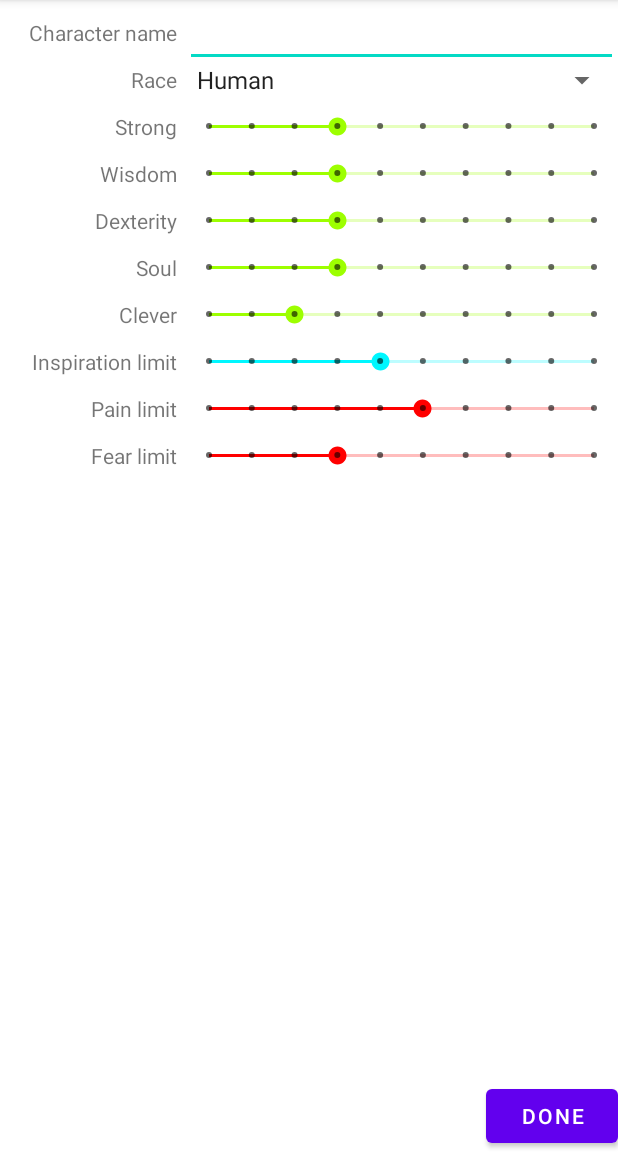
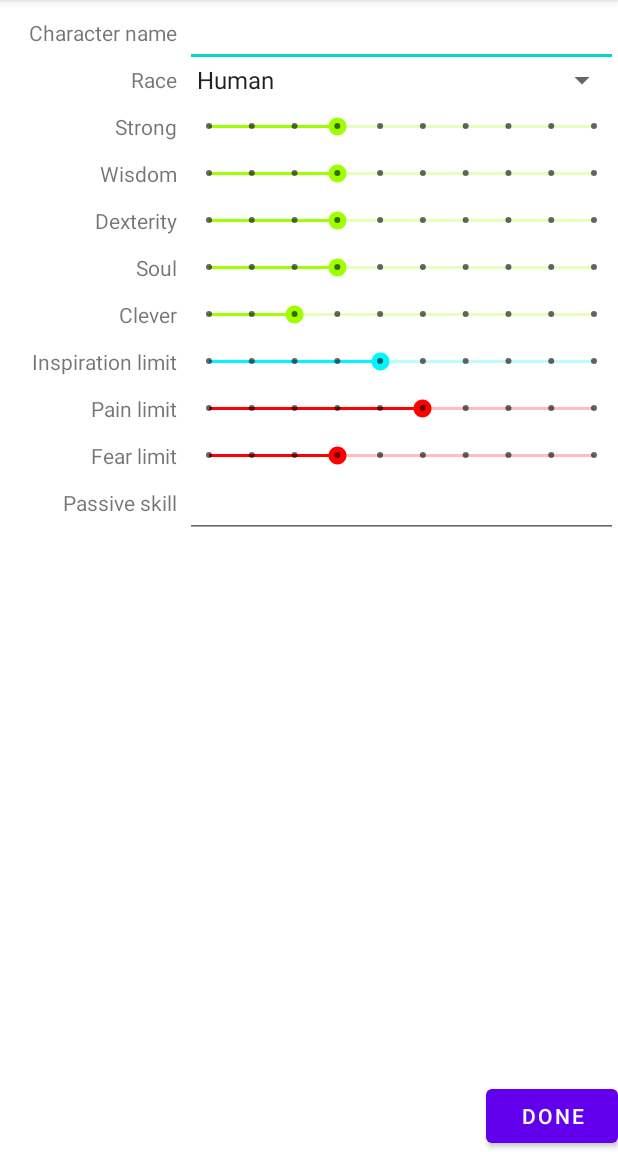
Before and after one commit to Jarkendar/CharacterGenerator, an Android app: the screen it shows after launch (MainActivity), on a phone screen of 412 x 824 dp, the part 84-1236 px from its top. Run offline under Robolectric (Android 15) with nearby library versions, the phone set to English and light mode, and no system bars; our stand-ins replace data binding.

Commit message:
Add passive skill edit

```diff
--- a/app/src/main/res/layout/activity_main.xml
+++ b/app/src/main/res/layout/activity_main.xml
@@ -45,6 +45,8 @@
             app:layout_constraintStart_toStartOf="@id/guideline_vertical"
             app:layout_constraintEnd_toEndOf="parent"
             android:inputType="text"
+            android:maxLines="1"
+            android:autofillHints="username"
             />
 
         <TextView
@@ -277,6 +279,28 @@
             app:layout_constraintStart_toStartOf="@id/guideline_vertical"
             app:layout_constraintTop_toTopOf="@id/label_fear" />
 
+        <TextView
+            android:id="@+id/label_passive_skill"
+            android:layout_width="wrap_content"
+            android:layout_height="wrap_content"
+            app:layout_constraintTop_toBottomOf="@id/label_fear"
+            app:layout_constraintEnd_toEndOf="@id/guideline_vertical"
+            android:layout_marginTop="12dp"
+            android:layout_marginEnd="5dp"
+            android:labelFor="@id/edit_passive_skill"
+            android:text="Passive skill"/>
+
+        <EditText
+            android:id="@+id/edit_passive_skill"
+            android:layout_width="0dp"
+            android:layout_height="wrap_content"
+            app:layout_constraintTop_toBottomOf="@id/label_fear"
+            app:layout_constraintStart_toStartOf="@id/guideline_vertical"
+            app:layout_constraintEnd_toEndOf="parent"
+            android:inputType="text"
+            android:autofillHints="no"
+            />
+
         <Button
             android:layout_width="wrap_content"
             android:layout_height="wrap_content"
```
